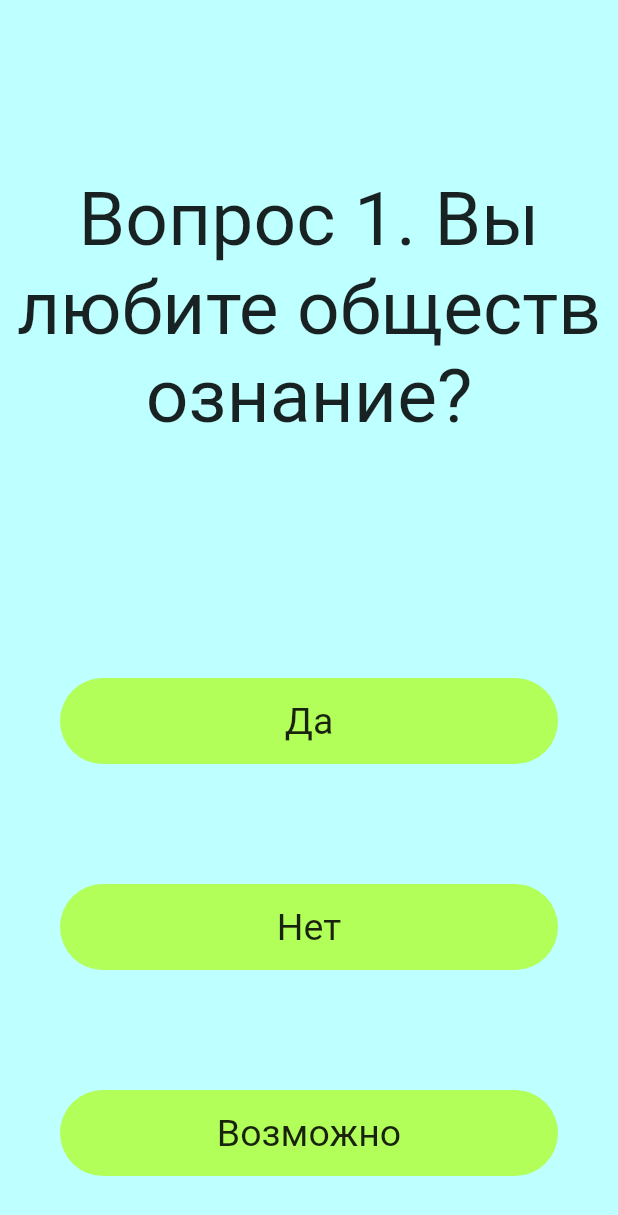
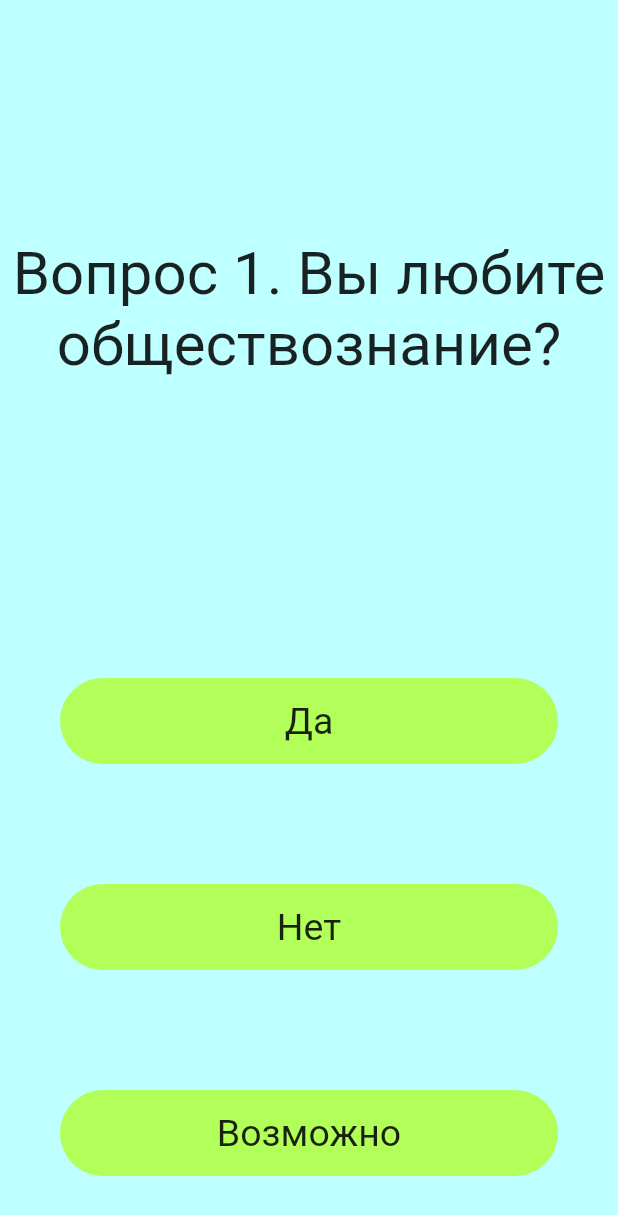
Before and after one commit to KoreshOK101/Big_Bobs_Daddy, a Flutter app: the screen it shows after launch, on a phone screen of 412 x 824 dp. Shown: the top 1215 px of the screen. Run offline on Flutter 3.47's test engine with Material 2 defaults, Android fonts, the phone set to English and light mode, and no system bars; our stand-ins replace animated_text_kit; missing offline and left inert: vk_bridge.

Commit message:
Update main.dart

```diff
--- a/lib/main.dart
+++ b/lib/main.dart
@@ -51,7 +51,7 @@ class _TestingPAGEState extends State<TestingPAGE> {
                 child: Text(
               quest.gettext(),
               textAlign: TextAlign.center,
-              style: TextStyle(fontSize: 50),
+              style: TextStyle(fontSize: 40),
             )),
           ),
           flex: 3,
@@ -74,7 +74,7 @@ class _TestingPAGEState extends State<TestingPAGE> {
                     textAlign: TextAlign.center,
                     style: TextStyle(fontSize: 25),
                   ),
-                ), height: 40,
+                ), height: 55,
               ),
             ),
           ),
@@ -97,7 +97,7 @@ class _TestingPAGEState extends State<TestingPAGE> {
                     textAlign: TextAlign.center,
                     style: TextStyle(fontSize: 25),
                   ),
-                ), height: 40,
+                ), height: 55,
               ),
             ),
           ),
@@ -120,7 +120,7 @@ class _TestingPAGEState extends State<TestingPAGE> {
                     textAlign: TextAlign.center,
                     style: TextStyle(fontSize: 25),
                   ),
-                ), height: 40,
+                ), height: 55,
               ),
             ),
           ),
```
